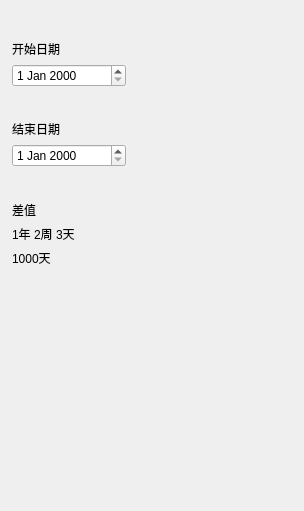
First picture: the form in dateapart.ui, repository Hongxy-prodigal/Calculator, before the edit.
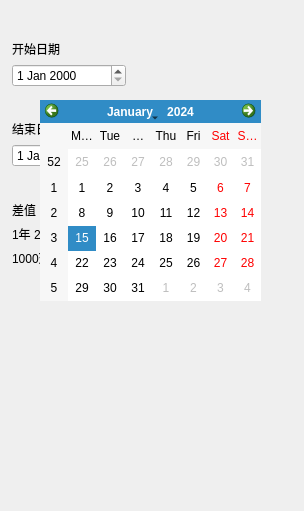
Second picture: the form after the edit.

```diff
--- a/dateapart.ui
+++ b/dateapart.ui
@@ -13,7 +13,7 @@
   <property name="windowTitle">
    <string>Form</string>
   </property>
-  <widget class="QWidget" name="">
+  <widget class="QWidget" name="layoutWidget">
    <property name="geometry">
     <rect>
      <x>12</x>
@@ -130,6 +130,16 @@
     </item>
    </layout>
   </widget>
+  <widget class="QCalendarWidget" name="calendarWidget">
+   <property name="geometry">
+    <rect>
+     <x>40</x>
+     <y>100</y>
+     <width>221</width>
+     <height>201</height>
+    </rect>
+   </property>
+  </widget>
  </widget>
  <resources/>
  <connections/>
```
